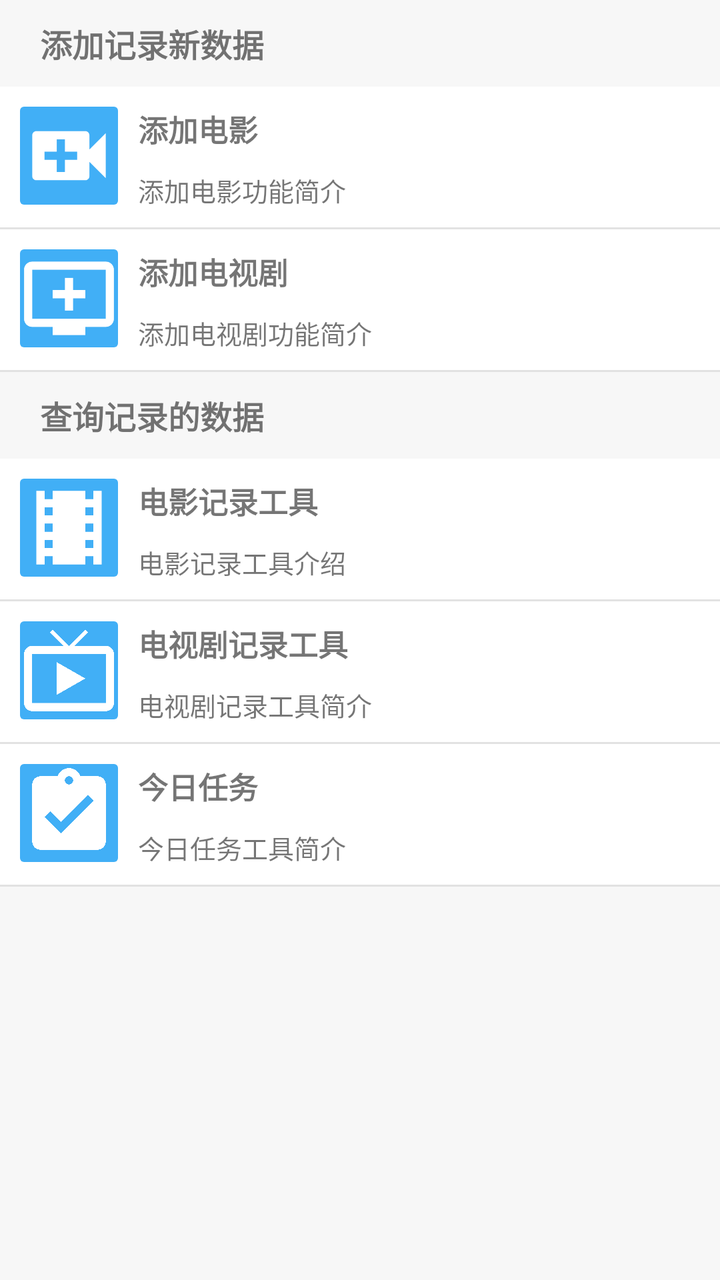
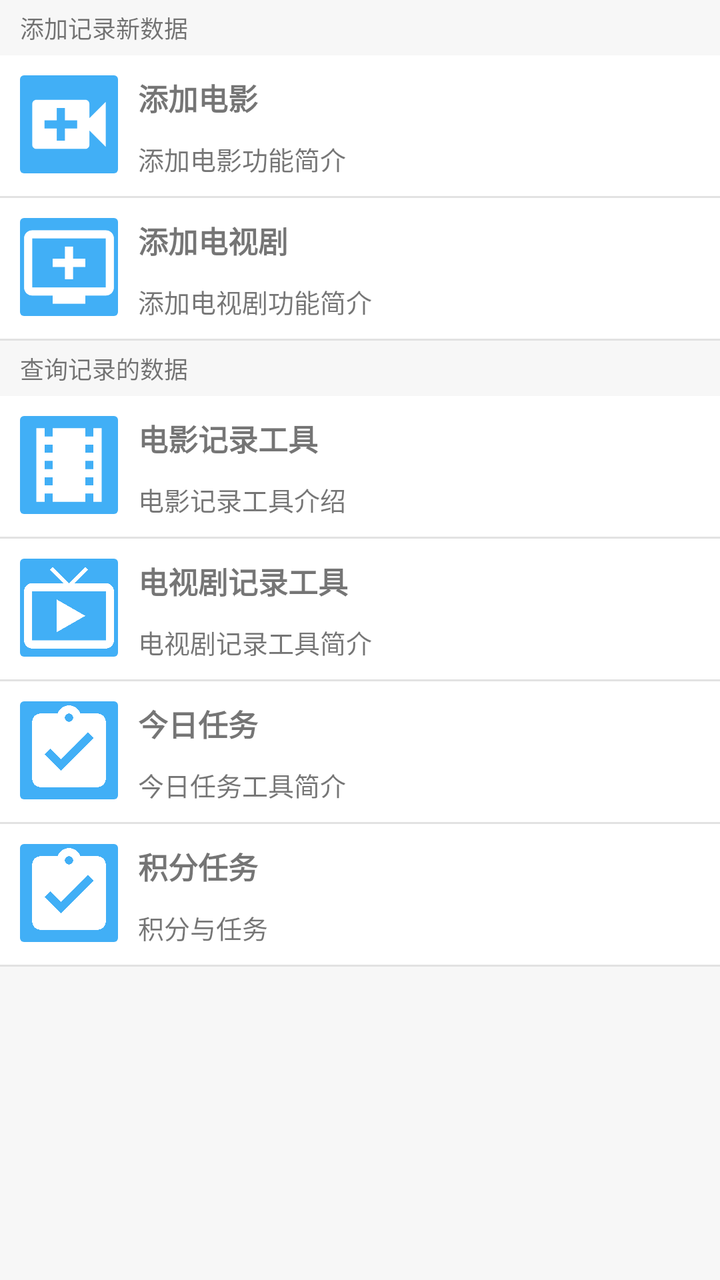

Compare the two renders of this Android layout. The source of the first and the diff that turns it into the second are given below.
<!-- AndroidManifest.xml: application theme AppTheme -->
<!-- res/layout/fragment_apps.xml -->
<ScrollView xmlns:android="http://schemas.android.com/apk/res/android"
            xmlns:tools="http://schemas.android.com/tools"
            android:layout_width="match_parent"
            android:layout_height="match_parent"
            android:background="@color/colorGrayF7"
            tools:context="cn.sixlab.app.mineapps.ft.AppsFragment">

    <LinearLayout
        android:orientation="vertical"
        android:layout_width="match_parent"
        android:layout_height="wrap_content">

        <TextView
            android:textStyle="bold"
            android:layout_marginTop="@dimen/line_margin"
            android:layout_marginBottom="@dimen/line_margin"
            android:layout_marginLeft="@dimen/head_margin_left"
            android:textSize="@dimen/line_head"
            android:layout_width="match_parent"
            android:layout_height="wrap_content"
            android:text="@string/head_apps_add"/>

        <LinearLayout
            android:id="@+id/apps_film_add"
            android:padding="@dimen/line_margin"
            android:background="@drawable/bg_white_list_e2_line"
            android:layout_width="match_parent"
            android:layout_height="wrap_content">

            <ImageView
                android:layout_width="@dimen/line_icon"
                android:layout_height="@dimen/line_icon"
                android:background="@drawable/bg_apps_btn"
                android:tint="@color/colorWhite"
                android:src="@drawable/ic_video_call_black_24dp"
                android:contentDescription="@string/apps_film_add"/>

            <LinearLayout
                android:layout_marginLeft="@dimen/line_margin"
                android:layout_width="match_parent"
                android:layout_height="wrap_content"
                android:orientation="vertical">

                <TextView
                    android:textStyle="bold"
                    android:layout_width="match_parent"
                    android:layout_height="wrap_content"
                    android:textSize="@dimen/line_title"
                    android:layout_marginBottom="@dimen/line_margin"
                    android:text="@string/apps_film_add"/>

                <TextView
                    android:textSize="@dimen/line_intro"
                    android:layout_width="match_parent"
                    android:layout_height="wrap_content"
                    android:text="@string/apps_film_add_info"/>
            </LinearLayout>

        </LinearLayout>

        <LinearLayout
            android:id="@+id/apps_show_add"
            android:padding="@dimen/line_margin"
            android:background="@drawable/bg_white_list_e2_line"
            android:layout_width="match_parent"
            android:layout_height="wrap_content">

            <ImageView
                android:layout_width="@dimen/line_icon"
                android:layout_height="@dimen/line_icon"
                android:background="@drawable/bg_apps_btn"
                android:tint="@color/colorWhite"
                android:src="@drawable/ic_add_to_queue_black_24dp"
                android:contentDescription="@string/apps_show_add"/>

            <LinearLayout
                android:layout_marginLeft="@dimen/line_margin"
                android:layout_width="match_parent"
                android:layout_height="wrap_content"
                android:orientation="vertical">

                <TextView
                    android:textStyle="bold"
                    android:layout_width="match_parent"
                    android:layout_height="wrap_content"
                    android:textSize="@dimen/line_title"
                    android:layout_marginBottom="@dimen/line_margin"
                    android:text="@string/apps_show_add"/>

                <TextView
                    android:textSize="@dimen/line_intro"
                    android:layout_width="match_parent"
                    android:layout_height="wrap_content"
                    android:text="@string/apps_show_add_info"/>
            </LinearLayout>

        </LinearLayout>

        <TextView
            android:textStyle="bold"
            android:layout_marginTop="@dimen/line_margin"
            android:layout_marginBottom="@dimen/line_margin"
            android:layout_marginLeft="@dimen/head_margin_left"
            android:textSize="@dimen/line_head"
            android:layout_width="match_parent"
            android:layout_height="wrap_content"
            android:text="@string/head_apps_list"/>

        <LinearLayout
            android:id="@+id/apps_film"
            android:padding="@dimen/line_margin"
            android:background="@drawable/bg_white_list_e2_line"
            android:layout_width="match_parent"
            android:layout_height="wrap_content">

            <ImageView
                android:layout_width="@dimen/line_icon"
                android:layout_height="@dimen/line_icon"
                android:background="@drawable/bg_apps_btn"
                android:tint="@color/colorWhite"
                android:src="@drawable/ic_local_movies_black_24dp"
                android:contentDescription="@string/apps_film"/>

            <LinearLayout
                android:layout_marginLeft="@dimen/line_margin"
                android:layout_width="match_parent"
                android:layout_height="wrap_content"
                android:orientation="vertical">

                <TextView
                    android:textStyle="bold"
                    android:layout_width="match_parent"
                    android:layout_height="wrap_content"
                    android:textSize="@dimen/line_title"
                    android:layout_marginBottom="@dimen/line_margin"
                    android:text="@string/apps_film"/>

                <TextView
                    android:textSize="@dimen/line_intro"
                    android:layout_width="match_parent"
                    android:layout_height="wrap_content"
                    android:text="@string/apps_film_info"/>
            </LinearLayout>

        </LinearLayout>

        <LinearLayout
            android:id="@+id/apps_show"
            android:padding="@dimen/line_margin"
            android:background="@drawable/bg_white_list_e2_line"
            android:layout_width="match_parent"
            android:layout_height="wrap_content">

            <ImageView
                android:layout_width="@dimen/line_icon"
                android:layout_height="@dimen/line_icon"
                android:background="@drawable/bg_apps_btn"
                android:tint="@color/colorWhite"
                android:src="@drawable/ic_live_tv_black_24dp"
                android:contentDescription="@string/apps_show"/>

            <LinearLayout
                android:layout_marginLeft="@dimen/line_margin"
                android:layout_width="match_parent"
                android:layout_height="wrap_content"
                android:orientation="vertical">

                <TextView
                    android:textStyle="bold"
                    android:layout_width="match_parent"
                    android:layout_height="wrap_content"
                    android:textSize="@dimen/line_title"
                    android:layout_marginBottom="@dimen/line_margin"
                    android:text="@string/apps_show"/>

                <TextView
                    android:textSize="@dimen/line_intro"
                    android:layout_width="match_parent"
                    android:layout_height="wrap_content"
                    android:text="@string/apps_show_info"/>
            </LinearLayout>

        </LinearLayout>

        <LinearLayout
            android:id="@+id/apps_assignment"
            android:padding="@dimen/line_margin"
            android:background="@drawable/bg_white_list_e2_line"
            android:layout_width="match_parent"
            android:layout_height="wrap_content">

            <ImageView
                android:layout_width="@dimen/line_icon"
                android:layout_height="@dimen/line_icon"
                android:background="@drawable/bg_apps_btn"
                android:tint="@color/colorWhite"
                android:src="@drawable/ic_assignment_turned_in_black_24dp"
                android:contentDescription="@string/apps_show"/>

            <LinearLayout
                android:layout_marginLeft="@dimen/line_margin"
                android:layout_width="match_parent"
                android:layout_height="wrap_content"
                android:orientation="vertical">

                <TextView
                    android:textStyle="bold"
                    android:layout_width="match_parent"
                    android:layout_height="wrap_content"
                    android:textSize="@dimen/line_title"
                    android:layout_marginBottom="@dimen/line_margin"
                    android:text="@string/apps_assignment"/>

                <TextView
                    android:textSize="@dimen/line_intro"
                    android:layout_width="match_parent"
                    android:layout_height="wrap_content"
                    android:text="@string/apps_assignment_info"/>
            </LinearLayout>

        </LinearLayout>

    </LinearLayout>

</ScrollView>
<!-- resources referenced by this layout -->
<resources>
  <color name="colorGrayF7">#F7F7F7</color>
  <color name="colorWhite">#FFFFFF</color>
  <dimen name="head_margin_left">20dp</dimen>
  <dimen name="line_head">16sp</dimen>
  <dimen name="line_icon">49dp</dimen>
  <dimen name="line_intro">13sp</dimen>
  <dimen name="line_margin">10dp</dimen>
  <dimen name="line_title">15sp</dimen>
  <!-- drawable bg_apps_btn (drawable) -->
  <?xml version="1.0" encoding="utf-8"?>
  <layer-list xmlns:android="http://schemas.android.com/apk/res/android">
  
          <item>
                  <shape android:shape="rectangle" >
                          <corners android:radius="2dp"/>
                          <solid android:color="@color/colorPrimary" />
                  </shape>
          </item>
  
  </layer-list>
  <!-- drawable bg_white_list_e2_line (drawable) -->
  <layer-list xmlns:android="http://schemas.android.com/apk/res/android" >
      
      <item>
          <shape>
              
              <solid android:color="@color/colorGrayE2"/>
          </shape>
      </item>
      
      <item android:bottom="1dp">
          <shape>
              
              <solid android:color="@color/colorWhite" />
          </shape>
      </item>
  
  </layer-list>
  <!-- drawable ic_add_to_queue_black_24dp (drawable) -->
  <vector xmlns:android="http://schemas.android.com/apk/res/android"
          android:width="24dp"
          android:height="24dp"
          android:viewportWidth="24.0"
          android:viewportHeight="24.0">
      <path
          android:fillColor="#FF000000"
          android:pathData="M21,3L3,3c-1.11,0 -2,0.89 -2,2v12c0,1.1 0.89,2 2,2h5v2h8v-2h5c1.1,0 1.99,-0.9 1.99,-2L23,5c0,-1.11 -0.9,-2 -2,-2zM21,17L3,17L3,5h18v12zM16,10v2h-3v3h-2v-3L8,12v-2h3L11,7h2v3h3z"/>
  </vector>
  <!-- drawable ic_local_movies_black_24dp (drawable) -->
  <vector xmlns:android="http://schemas.android.com/apk/res/android"
          android:width="24dp"
          android:height="24dp"
          android:viewportWidth="24.0"
          android:viewportHeight="24.0">
      <path
          android:fillColor="#FF000000"
          android:pathData="M18,3v2h-2L16,3L8,3v2L6,5L6,3L4,3v18h2v-2h2v2h8v-2h2v2h2L20,3h-2zM8,17L6,17v-2h2v2zM8,13L6,13v-2h2v2zM8,9L6,9L6,7h2v2zM18,17h-2v-2h2v2zM18,13h-2v-2h2v2zM18,9h-2L16,7h2v2z"/>
  </vector>
  <!-- drawable ic_video_call_black_24dp (drawable) -->
  <vector xmlns:android="http://schemas.android.com/apk/res/android"
          android:width="24dp"
          android:height="24dp"
          android:viewportWidth="24.0"
          android:viewportHeight="24.0">
      <path
          android:fillColor="#FF000000"
          android:pathData="M17,10.5V7c0,-0.55 -0.45,-1 -1,-1H4c-0.55,0 -1,0.45 -1,1v10c0,0.55 0.45,1 1,1h12c0.55,0 1,-0.45 1,-1v-3.5l4,4v-11l-4,4zM14,13h-3v3H9v-3H6v-2h3V8h2v3h3v2z"/>
  </vector>
  <string name="apps_assignment">今日任务</string>
  <string name="apps_assignment_info">今日任务工具简介</string>
  <string name="apps_film">电影记录工具</string>
  <string name="apps_film_add">添加电影</string>
  <string name="apps_film_add_info">添加电影功能简介</string>
  <string name="apps_film_info">电影记录工具介绍</string>
  <string name="apps_show">电视剧记录工具</string>
  <string name="apps_show_add">添加电视剧</string>
  <string name="apps_show_add_info">添加电视剧功能简介</string>
  <string name="apps_show_info">电视剧记录工具简介</string>
  <string name="head_apps_add">添加记录新数据</string>
  <string name="head_apps_list">查询记录的数据</string>
  <style name="AppTheme" parent="Theme.AppCompat.Light.DarkActionBar">
          
          <item name="colorPrimary">@color/colorPrimary</item>
          <item name="colorPrimaryDark">@color/colorPrimaryDark</item>
          <item name="colorAccent">@color/colorAccent</item>
      </style>
  <color name="colorPrimary">#41AFF6</color>
  <color name="colorGrayE2">#E2E2E2</color>
  <color name="colorPrimaryDark">#189df5</color>
  <color name="colorAccent">#48b463</color>
  <!-- unchanged entries left out for length: 2 -->
</resources>

<!-- the commit's change to res/layout/fragment_apps.xml (unified diff, before → after) -->
@@ -11,10 +11,9 @@
         android:layout_height="wrap_content">
 
         <TextView
-            android:textStyle="bold"
-            android:layout_marginTop="@dimen/line_margin"
-            android:layout_marginBottom="@dimen/line_margin"
-            android:layout_marginLeft="@dimen/head_margin_left"
+            android:layout_marginTop="@dimen/line_head_margin"
+            android:layout_marginBottom="@dimen/line_head_margin"
+            android:layout_marginLeft="@dimen/line_head_margin_left"
             android:textSize="@dimen/line_head"
             android:layout_width="match_parent"
             android:layout_height="wrap_content"
@@ -97,10 +96,9 @@
         </LinearLayout>
 
         <TextView
-            android:textStyle="bold"
-            android:layout_marginTop="@dimen/line_margin"
-            android:layout_marginBottom="@dimen/line_margin"
-            android:layout_marginLeft="@dimen/head_margin_left"
+            android:layout_marginTop="@dimen/line_head_margin"
+            android:layout_marginBottom="@dimen/line_head_margin"
+            android:layout_marginLeft="@dimen/line_head_margin_left"
             android:textSize="@dimen/line_head"
             android:layout_width="match_parent"
             android:layout_height="wrap_content"
@@ -195,7 +193,7 @@
                 android:background="@drawable/bg_apps_btn"
                 android:tint="@color/colorWhite"
                 android:src="@drawable/ic_assignment_turned_in_black_24dp"
-                android:contentDescription="@string/apps_show"/>
+                android:contentDescription="@string/apps_assignment"/>
 
             <LinearLayout
                 android:layout_marginLeft="@dimen/line_margin"
@@ -220,6 +218,44 @@
 
         </LinearLayout>
 
+        <LinearLayout
+            android:id="@+id/apps_task"
+            android:padding="@dimen/line_margin"
+            android:background="@drawable/bg_white_list_e2_line"
+            android:layout_width="match_parent"
+            android:layout_height="wrap_content">
+
+            <ImageView
+                android:layout_width="@dimen/line_icon"
+                android:layout_height="@dimen/line_icon"
+                android:background="@drawable/bg_apps_btn"
+                android:tint="@color/colorWhite"
+                android:src="@drawable/ic_assignment_turned_in_black_24dp"
+                android:contentDescription="@string/apps_assignment"/>
+
+            <LinearLayout
+                android:layout_marginLeft="@dimen/line_margin"
+                android:layout_width="match_parent"
+                android:layout_height="wrap_content"
+                android:orientation="vertical">
+
+                <TextView
+                    android:textStyle="bold"
+                    android:layout_width="match_parent"
+                    android:layout_height="wrap_content"
+                    android:textSize="@dimen/line_title"
+                    android:layout_marginBottom="@dimen/line_margin"
+                    android:text="@string/apps_task"/>
+
+                <TextView
+                    android:textSize="@dimen/line_intro"
+                    android:layout_width="match_parent"
+                    android:layout_height="wrap_content"
+                    android:text="@string/apps_task_info"/>
+            </LinearLayout>
+
+        </LinearLayout>
+
     </LinearLayout>
 
 </ScrollView>
<!-- resource entries referenced after the edit -->
@@ -2,8 +2,9 @@
 <resources>
   <color name="colorGrayF7">#F7F7F7</color>
   <color name="colorWhite">#FFFFFF</color>
-  <dimen name="head_margin_left">20dp</dimen>
-  <dimen name="line_head">16sp</dimen>
+  <dimen name="line_head">12sp</dimen>
+  <dimen name="line_head_margin">5dp</dimen>
+  <dimen name="line_head_margin_left">10dp</dimen>
   <dimen name="line_icon">49dp</dimen>
   <dimen name="line_intro">13sp</dimen>
   <dimen name="line_margin">10dp</dimen>
@@ -78,6 +79,8 @@
   <string name="apps_show_add">添加电视剧</string>
   <string name="apps_show_add_info">添加电视剧功能简介</string>
   <string name="apps_show_info">电视剧记录工具简介</string>
+  <string name="apps_task">积分任务</string>
+  <string name="apps_task_info">积分与任务</string>
   <string name="head_apps_add">添加记录新数据</string>
   <string name="head_apps_list">查询记录的数据</string>
   <style name="AppTheme" parent="Theme.AppCompat.Light.DarkActionBar">
